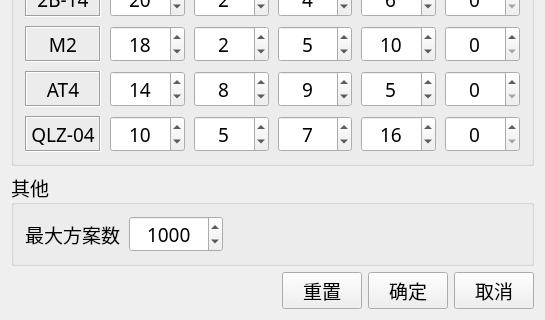
This is CodeX/SettingWindow.ui in xxzl0130/CodeX as Qt 5 draws it before an edit; both pictures show x 0 to 545 and y 206 to 526 of the 545 by 526 pixel window. The edited form follows.
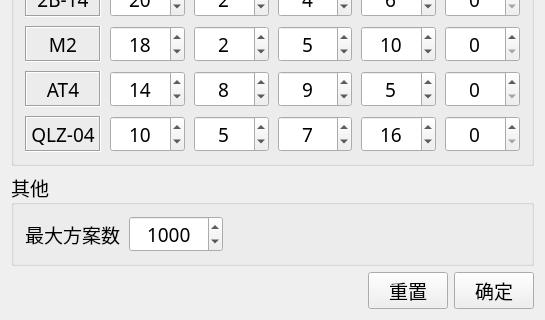
This is the edited form.

Patch:
```diff
--- a/CodeX/SettingWindow.ui
+++ b/CodeX/SettingWindow.ui
@@ -694,13 +694,6 @@
        </property>
       </widget>
      </item>
-     <item>
-      <widget class="QPushButton" name="noButton">
-       <property name="text">
-        <string>取消</string>
-       </property>
-      </widget>
-     </item>
     </layout>
    </item>
   </layout>
```
